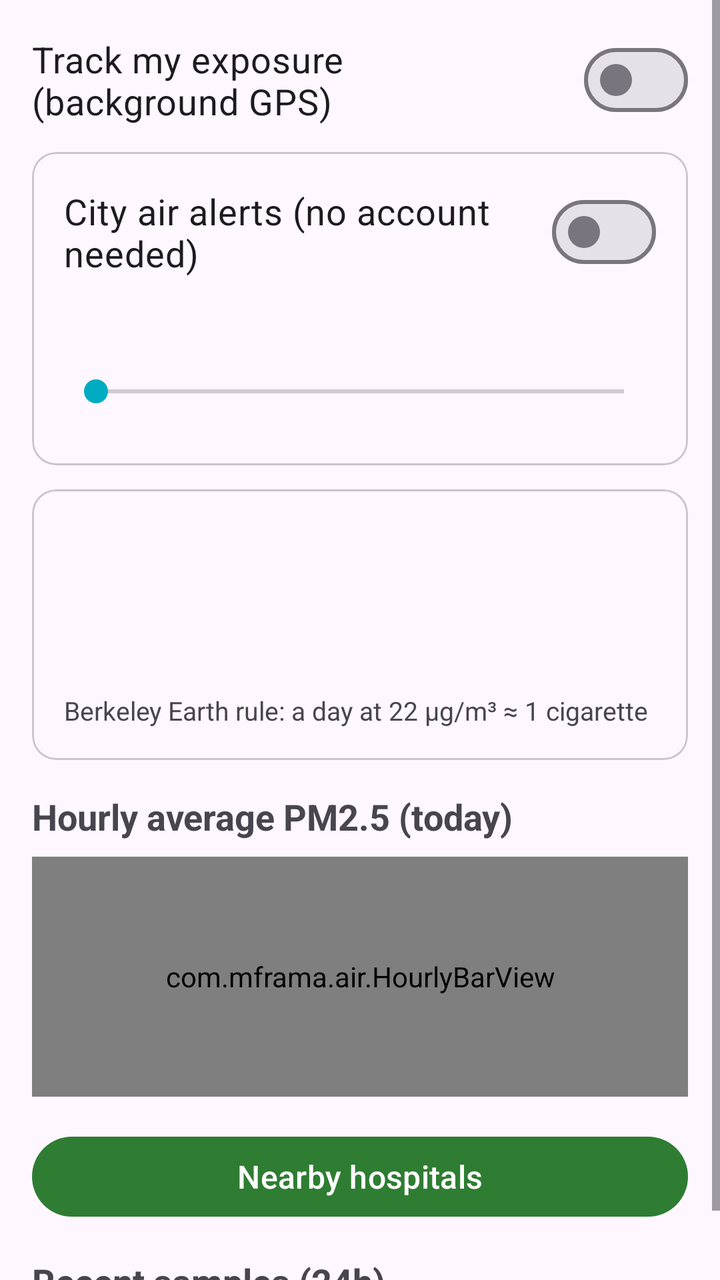
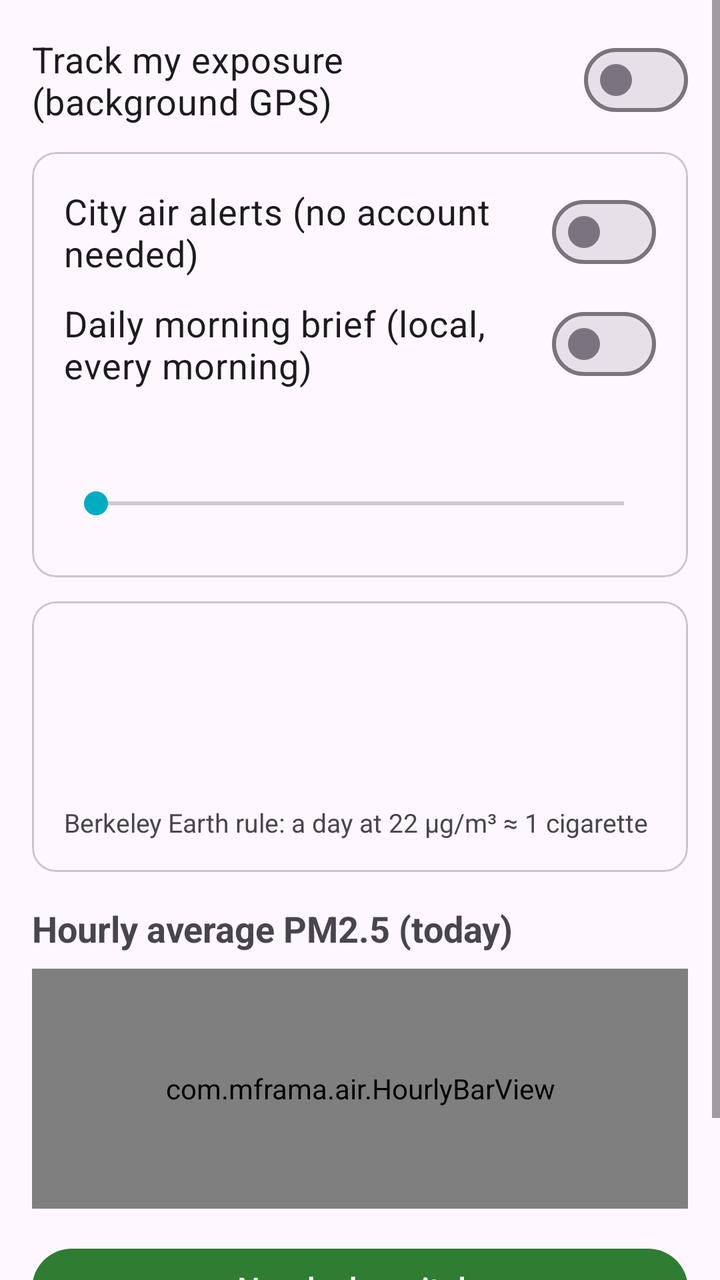

Compare the two renders of this Android layout. The source of the first and the diff that turns it into the second are given below.
<!-- AndroidManifest.xml: application theme Theme.Mframa -->
<!-- res/layout/fragment_exposure.xml -->
<?xml version="1.0" encoding="utf-8"?>
<ScrollView xmlns:android="http://schemas.android.com/apk/res/android"
    xmlns:app="http://schemas.android.com/apk/res-auto"
    android:layout_width="match_parent"
    android:layout_height="match_parent">

    <LinearLayout
        android:layout_width="match_parent"
        android:layout_height="wrap_content"
        android:orientation="vertical"
        android:padding="16dp">

        <com.google.android.material.materialswitch.MaterialSwitch
            android:id="@+id/toggle_service"
            android:layout_width="match_parent"
            android:layout_height="wrap_content"
            android:text="@string/exposure_toggle"
            android:textSize="18sp"
            app:showText="false" />

        <com.google.android.material.card.MaterialCardView
            android:layout_width="match_parent"
            android:layout_height="wrap_content"
            android:layout_marginTop="12dp"
            app:cardCornerRadius="12dp">

            <LinearLayout
                android:layout_width="match_parent"
                android:layout_height="wrap_content"
                android:orientation="vertical"
                android:padding="16dp">

                <com.google.android.material.materialswitch.MaterialSwitch
                    android:id="@+id/toggle_alerts"
                    android:layout_width="match_parent"
                    android:layout_height="wrap_content"
                    android:text="@string/alerts_toggle"
                    android:textSize="18sp"
                    app:showText="false" />

                <TextView
                    android:id="@+id/txt_threshold"
                    android:layout_width="match_parent"
                    android:layout_height="wrap_content"
                    android:layout_marginTop="8dp"
                    android:textSize="17sp"
                    android:textStyle="bold" />

                <SeekBar
                    android:id="@+id/seek_threshold"
                    android:layout_width="match_parent"
                    android:layout_height="wrap_content"
                    android:layout_marginTop="4dp"
                    android:max="6"
                    android:paddingTop="12dp"
                    android:paddingBottom="12dp" />
            </LinearLayout>
        </com.google.android.material.card.MaterialCardView>

        <com.google.android.material.card.MaterialCardView
            android:layout_width="match_parent"
            android:layout_height="wrap_content"
            android:layout_marginTop="12dp"
            app:cardCornerRadius="12dp">

            <LinearLayout
                android:layout_width="match_parent"
                android:layout_height="wrap_content"
                android:orientation="vertical"
                android:padding="16dp">

                <TextView
                    android:id="@+id/txt_pm25"
                    android:layout_width="match_parent"
                    android:layout_height="wrap_content"
                    android:textSize="18sp"
                    android:textStyle="bold" />

                <TextView
                    android:id="@+id/txt_dose"
                    android:layout_width="match_parent"
                    android:layout_height="wrap_content"
                    android:layout_marginTop="8dp"
                    android:textSize="17sp" />

                <TextView
                    android:id="@+id/txt_cigs"
                    android:layout_width="match_parent"
                    android:layout_height="wrap_content"
                    android:layout_marginTop="4dp"
                    android:textSize="17sp" />

                <TextView
                    android:layout_width="match_parent"
                    android:layout_height="wrap_content"
                    android:layout_marginTop="4dp"
                    android:text="@string/exposure_cigs_note"
                    android:textSize="13sp" />
            </LinearLayout>
        </com.google.android.material.card.MaterialCardView>

        <TextView
            android:layout_width="match_parent"
            android:layout_height="wrap_content"
            android:layout_marginTop="16dp"
            android:text="@string/exposure_hourly"
            android:textSize="18sp"
            android:textStyle="bold" />

        <com.mframa.air.HourlyBarView
            android:id="@+id/hourly_bars"
            android:layout_width="match_parent"
            android:layout_height="120dp"
            android:layout_marginTop="8dp" />

        <Button
            android:id="@+id/btn_hospitals"
            android:layout_width="match_parent"
            android:layout_height="wrap_content"
            android:layout_marginTop="16dp"
            android:text="@string/hospitals_title"
            android:textSize="16sp" />

        <TextView
            android:layout_width="match_parent"
            android:layout_height="wrap_content"
            android:layout_marginTop="16dp"
            android:text="@string/exposure_recent"
            android:textSize="18sp"
            android:textStyle="bold" />

        <androidx.recyclerview.widget.RecyclerView
            android:id="@+id/samples_list"
            android:layout_width="match_parent"
            android:layout_height="wrap_content"
            android:layout_marginTop="8dp"
            android:nestedScrollingEnabled="false" />
    </LinearLayout>
</ScrollView>
<!-- resources referenced by this layout -->
<resources>
  <string name="alerts_toggle">City air alerts (no account needed)</string>
  <string name="exposure_cigs_note">Berkeley Earth rule: a day at 22 µg/m³ ≈ 1 cigarette</string>
  <string name="exposure_hourly">Hourly average PM2.5 (today)</string>
  <string name="exposure_recent">Recent samples (24h)</string>
  <string name="exposure_toggle">Track my exposure (background GPS)</string>
  <string name="hospitals_title">Nearby hospitals</string>
  <style name="Theme.Mframa" parent="Theme.Material3.DayNight.NoActionBar">
          <item name="colorPrimary">@color/mframa_primary</item>
          <item name="colorPrimaryVariant">@color/mframa_primary_dark</item>
          <item name="colorSecondary">@color/mframa_accent</item>
      </style>
  <color name="mframa_primary">#2E7D32</color>
  <color name="mframa_primary_dark">#1B5E20</color>
  <color name="mframa_accent">#00ACC1</color>
</resources>

<!-- the commit's change to res/layout/fragment_exposure.xml (unified diff, before → after) -->
@@ -35,6 +35,15 @@
                     android:layout_width="match_parent"
                     android:layout_height="wrap_content"
                     android:text="@string/alerts_toggle"
+                    android:textSize="18sp"
+                    app:showText="false" />
+
+                <com.google.android.material.materialswitch.MaterialSwitch
+                    android:id="@+id/toggle_brief"
+                    android:layout_width="match_parent"
+                    android:layout_height="wrap_content"
+                    android:layout_marginTop="8dp"
+                    android:text="@string/brief_toggle"
                     android:textSize="18sp"
                     app:showText="false" />
 
<!-- resource entries referenced after the edit -->
@@ -1,6 +1,7 @@
 <!-- resources referenced by this layout -->
 <resources>
   <string name="alerts_toggle">City air alerts (no account needed)</string>
+  <string name="brief_toggle">Daily morning brief (local, every morning)</string>
   <string name="exposure_cigs_note">Berkeley Earth rule: a day at 22 µg/m³ ≈ 1 cigarette</string>
   <string name="exposure_hourly">Hourly average PM2.5 (today)</string>
   <string name="exposure_recent">Recent samples (24h)</string>
